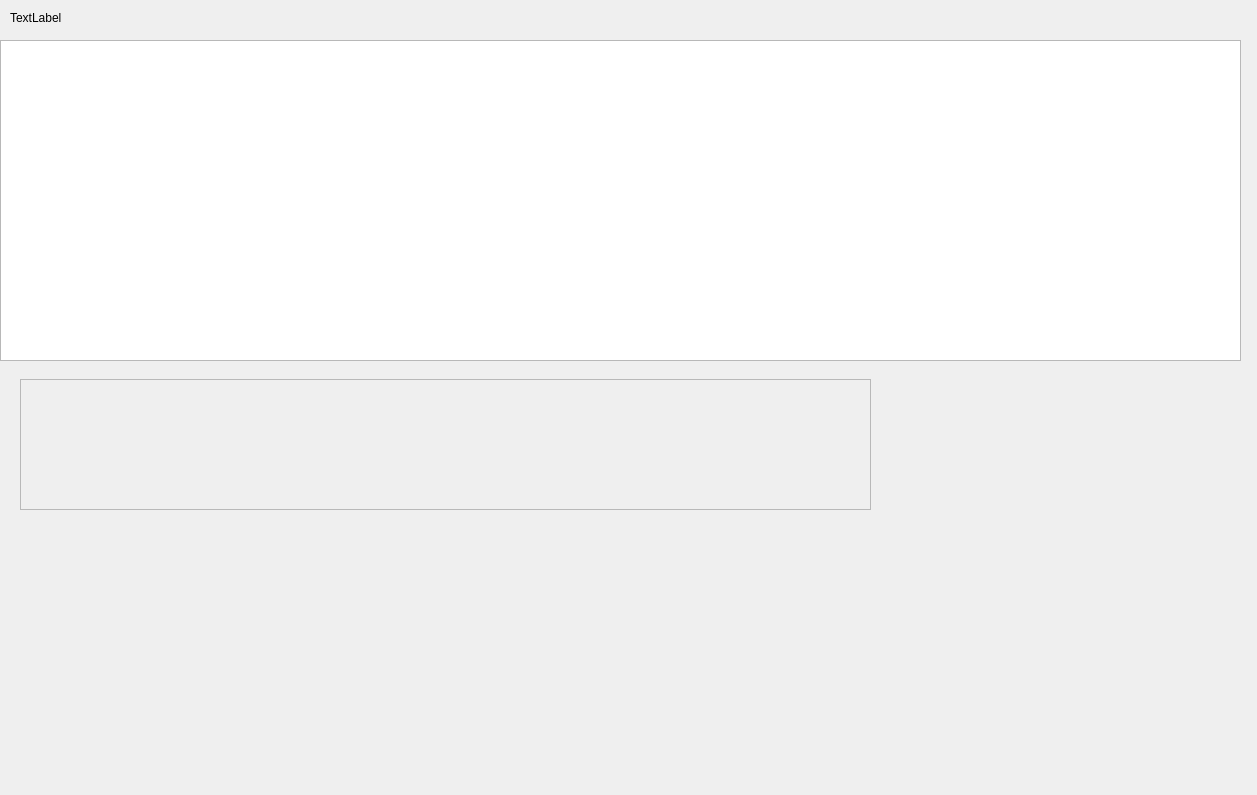
Before: the Qt Designer form displaybooks.ui in cameron001/cs100_finalproject, drawn with Qt 5.
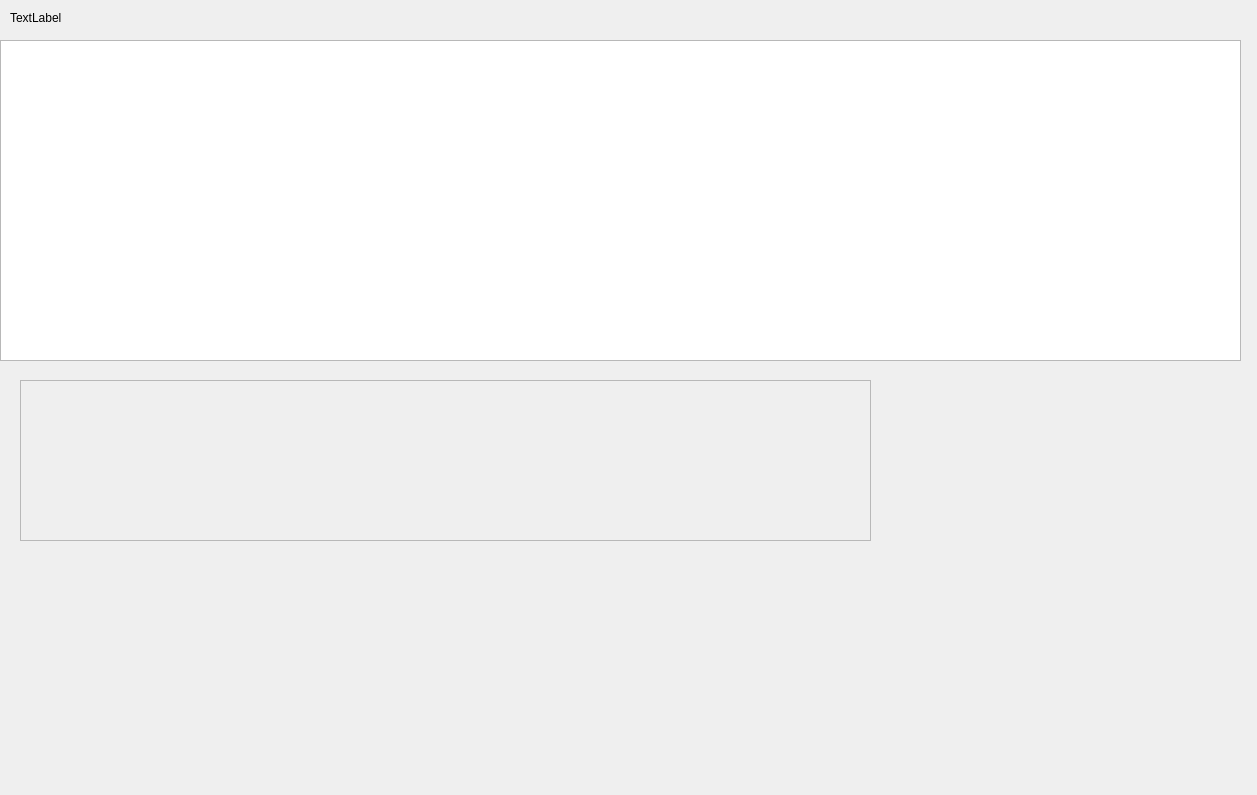
After: the same form once the commit is applied.

What changed in the file:
```diff
--- a/displaybooks.ui
+++ b/displaybooks.ui
@@ -40,9 +40,9 @@
    <property name="geometry">
     <rect>
      <x>20</x>
-     <y>379</y>
+     <y>380</y>
      <width>851</width>
-     <height>131</height>
+     <height>161</height>
     </rect>
    </property>
    <property name="widgetResizable">
@@ -54,7 +54,7 @@
       <x>0</x>
       <y>0</y>
       <width>849</width>
-      <height>129</height>
+      <height>159</height>
      </rect>
     </property>
    </widget>
@@ -76,7 +76,7 @@
    <property name="geometry">
     <rect>
      <x>20</x>
-     <y>560</y>
+     <y>580</y>
      <width>841</width>
      <height>191</height>
     </rect>
@@ -89,7 +89,7 @@
    <property name="geometry">
     <rect>
      <x>20</x>
-     <y>520</y>
+     <y>560</y>
      <width>851</width>
      <height>31</height>
     </rect>
```
